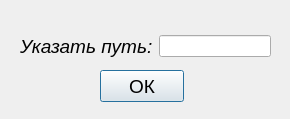
First picture: the form in OPD/changesourcecsv.ui, repository ikherty/OPD, before the edit.
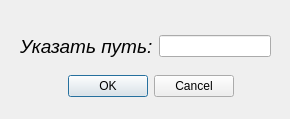
Second picture: the form after the edit.

Patch:
```diff
--- a/OPD/changesourcecsv.ui
+++ b/OPD/changesourcecsv.ui
@@ -13,25 +13,7 @@
   <property name="windowTitle">
    <string>Dialog</string>
   </property>
-  <widget class="QPushButton" name="pushButton">
-   <property name="geometry">
-    <rect>
-     <x>100</x>
-     <y>70</y>
-     <width>84</width>
-     <height>32</height>
-    </rect>
-   </property>
-   <property name="font">
-    <font>
-     <pointsize>14</pointsize>
-    </font>
-   </property>
-   <property name="text">
-    <string>ОК</string>
-   </property>
-  </widget>
-  <widget class="QWidget" name="">
+  <widget class="QWidget" name="layoutWidget">
    <property name="geometry">
     <rect>
      <x>20</x>
@@ -59,6 +41,19 @@
     </item>
    </layout>
   </widget>
+  <widget class="QDialogButtonBox" name="buttonBox">
+   <property name="geometry">
+    <rect>
+     <x>60</x>
+     <y>70</y>
+     <width>174</width>
+     <height>32</height>
+    </rect>
+   </property>
+   <property name="standardButtons">
+    <set>QDialogButtonBox::Cancel|QDialogButtonBox::Ok</set>
+   </property>
+  </widget>
  </widget>
  <resources/>
  <connections/>
```
